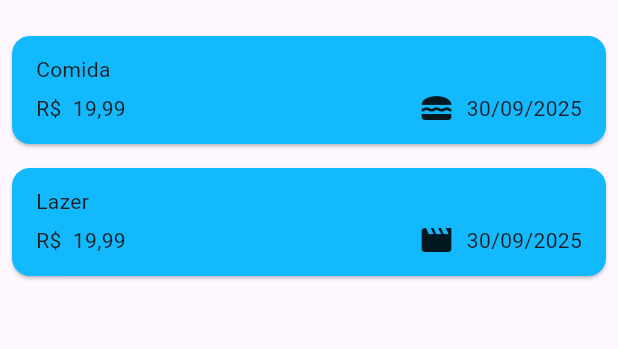
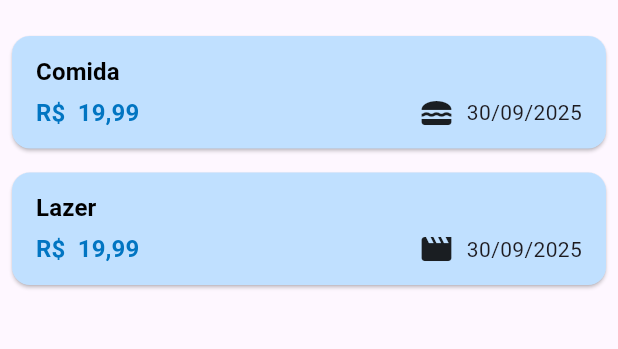
Before and after one commit to Afonso247/impulse, a Flutter app: the screen it shows after launch, on a phone screen of 412 x 824 dp, the part 129-478 px from its top. Run offline on Flutter 3.47's test engine with Material 3 defaults, Android fonts, the phone set to English and light mode, and no system bars.

Commit message:
feat: tematizacoes em widgets

```diff
--- a/lib/components/expense_item.dart
+++ b/lib/components/expense_item.dart
@@ -16,12 +16,15 @@ class ExpenseItem extends StatelessWidget {
         child: Column(
           crossAxisAlignment: CrossAxisAlignment.start,
           children: [
-            Text(expense.title),
+            Text(expense.title, style: Theme.of(context).textTheme.titleSmall),
             const SizedBox(height: 4),
             Row(
               children: [
                 Text(
                   'R\$ ${NumberFormat.currency(locale: 'pt_BR', symbol: '').format(expense.amount)}',
+                  style: Theme.of(context).textTheme.titleSmall?.copyWith(
+                    color: Theme.of(context).colorScheme.primary,
+                  ),
                 ),
                 const Spacer(),
                 Row(
--- a/lib/components/expenses_list.dart
+++ b/lib/components/expenses_list.dart
@@ -19,6 +19,16 @@ class ExpensesList extends StatelessWidget {
       itemCount: expenses.length,
       itemBuilder: (ctx, index) => Dismissible(
         key: ValueKey(expenses[index]),
+        background: Container(
+          decoration: BoxDecoration(
+            color: Theme.of(context).colorScheme.error.withOpacity(0.5),
+            borderRadius: BorderRadius.circular(16),
+          ),
+          margin: EdgeInsets.symmetric(
+            horizontal: Theme.of(context).cardTheme.margin!.horizontal,
+            vertical: Theme.of(context).cardTheme.margin!.vertical / 2,
+          ),
+        ),
         onDismissed: (direction) => onRemoveExpense(expenses[index]),
         child: ExpenseItem(expenses[index]),
       ),
--- a/lib/main.dart
+++ b/lib/main.dart
@@ -6,7 +6,7 @@ import 'package:impulse/impulse.dart';
 const brightness = Brightness.light;
 const primary = Color(0xFF0175C2);
 const onPrimary = Color(0xFFFFFFFF);
-const secondary = Color(0xFF13B9FD);
+const secondary = Color(0xFFC0E0FF);
 const onSecondary = Color(0xFF000000);
 const error = Color(0xFFB00020);
 const onError = Color(0xFFFFFFFF);
```
